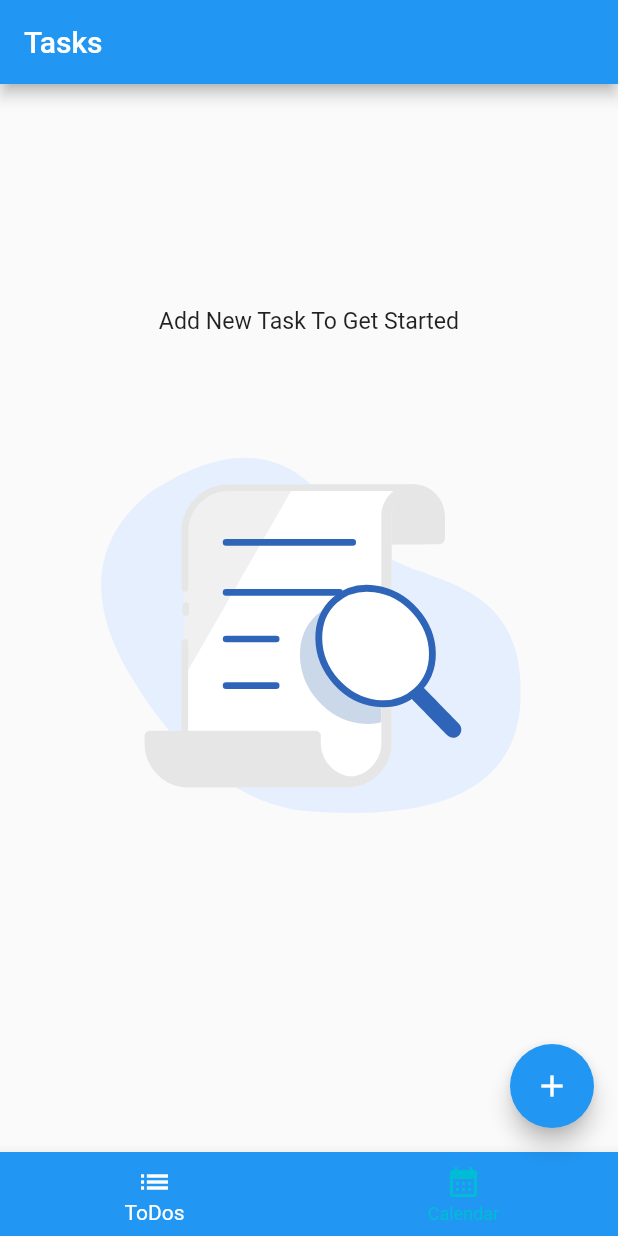
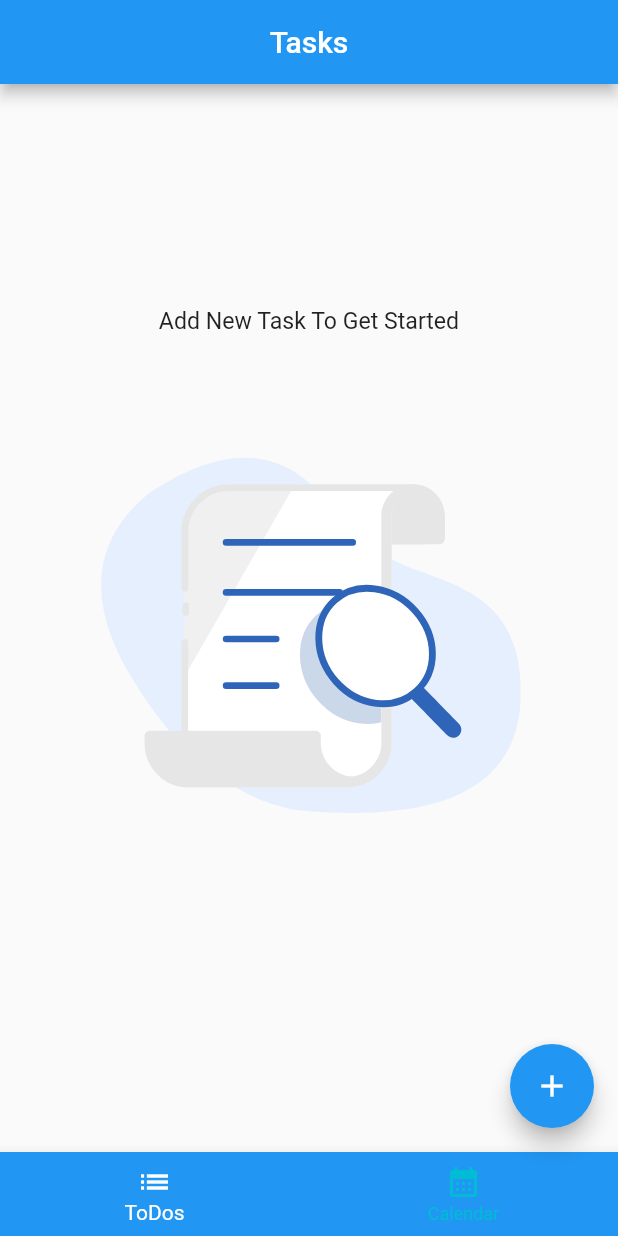
Before and after one commit to dondonjedd/ToDo-Vimigo-App, a Flutter app: the screen it shows after launch, on a phone screen of 412 x 824 dp. Run offline on Flutter 3.47's test engine with Material 2 defaults, Android fonts, the phone set to English and light mode, and no system bars; our stand-ins replace hive, hive_flutter, lottie, table_calendar; accounts and stored records are empty.

Commit message:
change position of text in appbar

```diff
--- a/lib/Views/tabsScreen.dart
+++ b/lib/Views/tabsScreen.dart
@@ -51,8 +51,13 @@ class _TabsScreenState extends State<TabsScreen> {
   @override
   Widget build(BuildContext context) {
     return Scaffold(
-        appBar:
-            AppBar(title: Text(_pages[_selectedPageIndex]["title"] as String)),
+        appBar: AppBar(
+            title: Center(
+          child: Text(
+            _pages[_selectedPageIndex]["title"] as String,
+            textAlign: TextAlign.center,
+          ),
+        )),
         body: !_init
             ? const Center(child: CircularProgressIndicator())
             : _pages[_selectedPageIndex]["page"] as Widget,
```
